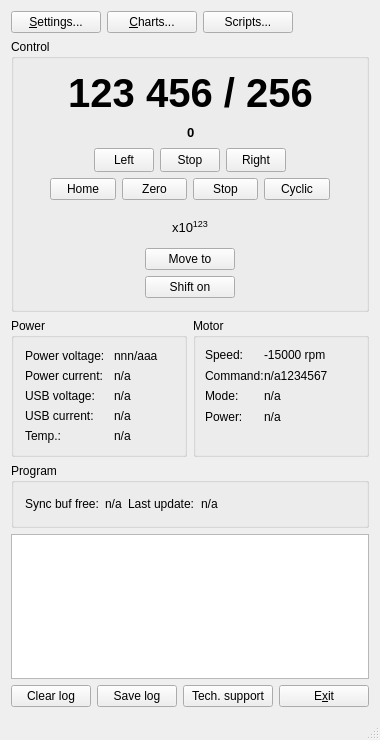
Old version of the form src/mainwindow.ui in the repository EPC-MSU/XILab.
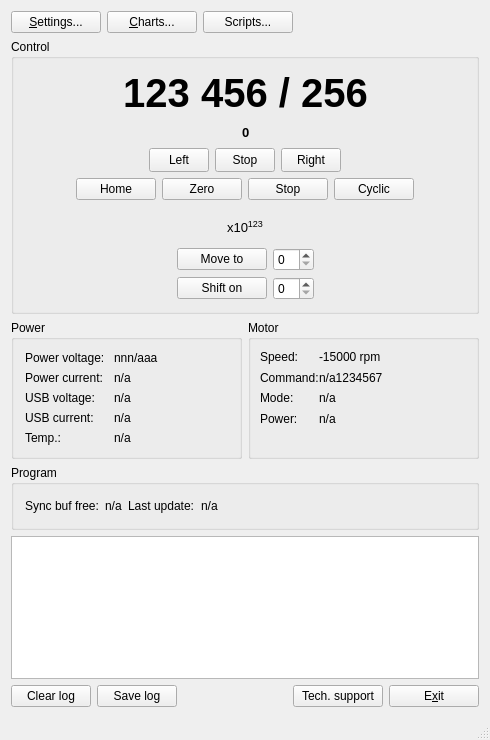
New version of the form. Icons and pictures are not drawn. Custom widgets are drawn as their Qt base class.

Commit message: Fix spinboxes' width

```diff
--- a/src/mainwindow.ui
+++ b/src/mainwindow.ui
@@ -6,7 +6,7 @@
    <rect>
     <x>0</x>
     <y>0</y>
-    <width>378</width>
+    <width>490</width>
     <height>740</height>
    </rect>
   </property>
@@ -18,7 +18,7 @@
   </property>
   <property name="minimumSize">
    <size>
-    <width>0</width>
+    <width>490</width>
     <height>0</height>
    </size>
   </property>
@@ -605,26 +605,44 @@
            </item>
            <item>
             <layout class="QGridLayout" name="gridLayout_4">
-             <item row="0" column="1">
-              <widget class="QPushButton" name="moveBtn">
-               <property name="minimumSize">
-                <size>
-                 <width>90</width>
-                 <height>0</height>
-                </size>
-               </property>
-               <property name="text">
-                <string>Move to</string>
-               </property>
-              </widget>
-             </item>
              <item row="1" column="1">
               <widget class="QPushButton" name="shiftBtn">
+               <property name="sizePolicy">
+                <sizepolicy hsizetype="Fixed" vsizetype="Fixed">
+                 <horstretch>0</horstretch>
+                 <verstretch>0</verstretch>
+                </sizepolicy>
+               </property>
+               <property name="minimumSize">
+                <size>
+                 <width>90</width>
+                 <height>0</height>
+                </size>
+               </property>
                <property name="text">
                 <string>Shift on</string>
                </property>
               </widget>
              </item>
+             <item row="0" column="1">
+              <widget class="QPushButton" name="moveBtn">
+               <property name="sizePolicy">
+                <sizepolicy hsizetype="Fixed" vsizetype="Fixed">
+                 <horstretch>0</horstretch>
+                 <verstretch>0</verstretch>
+                </sizepolicy>
+               </property>
+               <property name="minimumSize">
+                <size>
+                 <width>90</width>
+                 <height>0</height>
+                </size>
+               </property>
+               <property name="text">
+                <string>Move to</string>
+               </property>
+              </widget>
+             </item>
              <item row="0" column="0">
               <spacer name="horizontalSpacer_4">
                <property name="orientation">
@@ -638,7 +656,7 @@
                </property>
               </spacer>
              </item>
-             <item row="0" column="2">
+             <item row="0" column="3">
               <spacer name="horizontalSpacer_5">
                <property name="orientation">
                 <enum>Qt::Horizontal</enum>
@@ -651,6 +669,12 @@
                </property>
               </spacer>
              </item>
+             <item row="0" column="2">
+              <widget class="QSpinBox" name="spinBox"/>
+             </item>
+             <item row="1" column="2">
+              <widget class="QSpinBox" name="spinBox_2"/>
+             </item>
             </layout>
            </item>
           </layout>
@@ -1033,7 +1057,7 @@
         <property name="minimumSize">
          <size>
           <width>0</width>
-          <height>1</height>
+          <height>137</height>
          </size>
         </property>
        </widget>
```
The commit also changes 1 other file.
